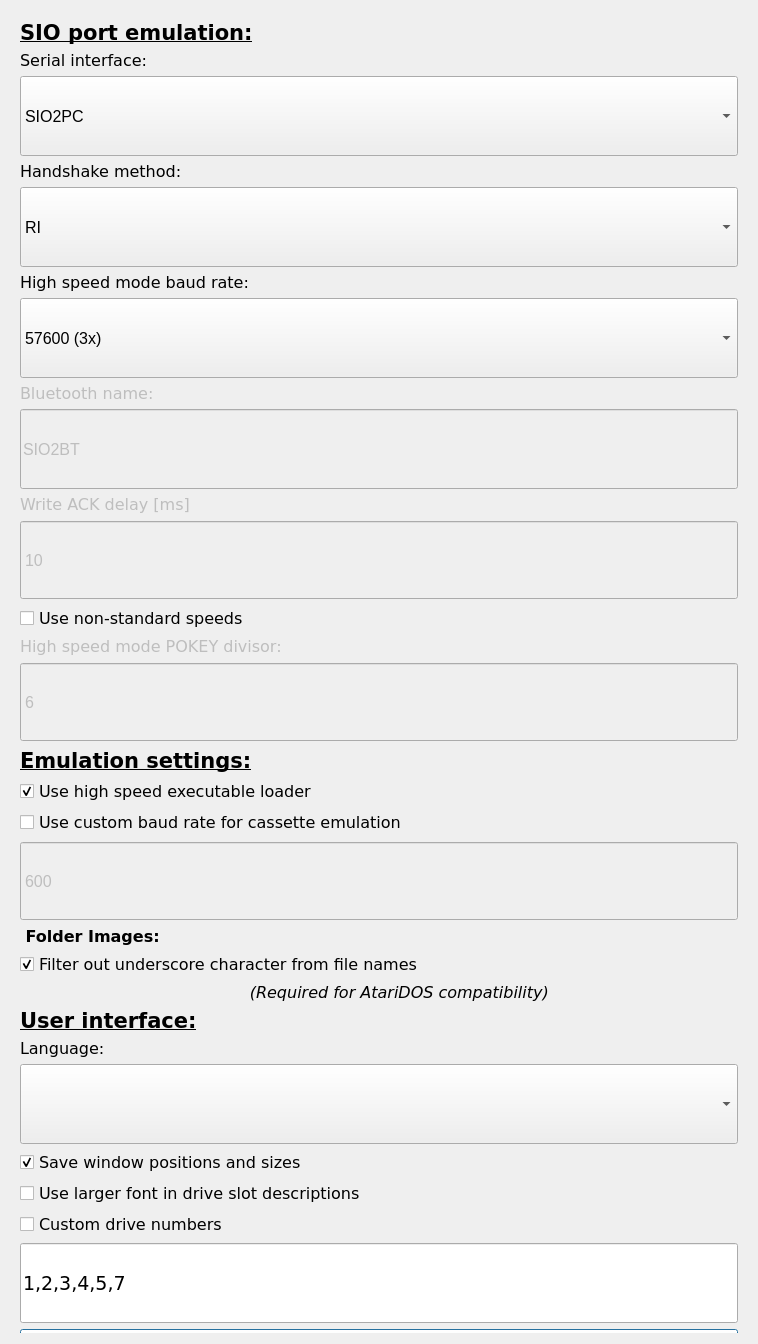
This is android/optionsdialog.ui in greblus/aspeqt as Qt 5 draws it before an edit. The edited form follows.
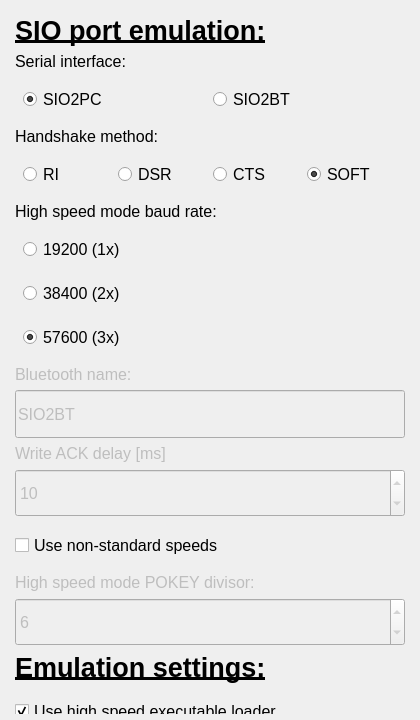
This is the edited form.

Commit message: Rework Android options dialog with touch radio groups replacing combos

```diff
--- a/android/optionsdialog.ui
+++ b/android/optionsdialog.ui
@@ -6,8 +6,8 @@
    <rect>
     <x>0</x>
     <y>0</y>
-    <width>758</width>
-    <height>1344</height>
+    <width>420</width>
+    <height>720</height>
    </rect>
   </property>
   <property name="sizePolicy">
@@ -20,6 +20,18 @@
    <string>Dialog</string>
   </property>
   <layout class="QGridLayout" name="gridLayout_2">
+   <property name="leftMargin">
+    <number>6</number>
+   </property>
+   <property name="topMargin">
+    <number>6</number>
+   </property>
+   <property name="rightMargin">
+    <number>6</number>
+   </property>
+   <property name="bottomMargin">
+    <number>6</number>
+   </property>
    <item row="0" column="0">
     <widget class="QScrollArea" name="scrollArea">
      <property name="sizePolicy">
@@ -28,15 +40,8 @@
        <verstretch>0</verstretch>
       </sizepolicy>
      </property>
-     <property name="minimumSize">
-      <size>
-       <width>0</width>
-       <height>80</height>
-      </size>
-     </property>
      <property name="font">
       <font>
-       <family>Verdana</family>
        <pointsize>12</pointsize>
       </font>
      </property>
@@ -44,36 +49,18 @@
       <string notr="true">QScrollBar:vertical {
      border: 1px solid grey;
      background: white;
-     width: 40px;
-     margin: 41px 0 41px 0;
+     width: 28px;
+     margin: 28px 0 28px 0;
  }
  QScrollBar::handle:vertical {
      background: lightblue;
      min-height: 40px;
-     max-height: 100px;
  }
- QScrollBar::add-line:vertical {
+ QScrollBar::add-line:vertical, QScrollBar::sub-line:vertical {
      border: 1px solid grey;
      background: white;
-     height: 40px;
-     subcontrol-position: bottom;
-     subcontrol-origin: margin;
+     height: 28px;
  }
-
- QScrollBar::sub-line:vertical {
-     border: 1px solid grey;
-     background: white;
-     height: 40px;
-     subcontrol-position: top;
-     subcontrol-origin: margin;
- }
- QScrollBar::up-arrow:vertical, QScrollBar::down-arrow:vertical {
-     border: 1px solid grey;
-     width: 3px;
-     height: 3px;
-     background: white;
- }
-
  QScrollBar::add-page:vertical, QScrollBar::sub-page:vertical {
       background: none;
 }</string>
@@ -84,8 +71,8 @@
      <property name="verticalScrollBarPolicy">
       <enum>Qt::ScrollBarAlwaysOff</enum>
      </property>
-     <property name="sizeAdjustPolicy">
-      <enum>QAbstractScrollArea::AdjustToContentsOnFirstShow</enum>
+     <property name="horizontalScrollBarPolicy">
+      <enum>Qt::ScrollBarAlwaysOff</enum>
      </property>
      <property name="widgetResizable">
       <bool>true</bool>
@@ -95,110 +82,265 @@
        <rect>
         <x>0</x>
         <y>0</y>
-        <width>740</width>
-        <height>1589</height>
+        <width>408</width>
+        <height>980</height>
        </rect>
       </property>
-      <layout class="QGridLayout" name="gridLayout">
-       <item row="25" column="0">
-        <widget class="QCheckBox" name="useLargerFont">
-         <property name="enabled">
-          <bool>true</bool>
-         </property>
+      <property name="font">
+       <font>
+        <pointsize>12</pointsize>
+       </font>
+      </property>
+      <layout class="QVBoxLayout" name="formLayout">
+       <property name="spacing">
+        <number>6</number>
+       </property>
+       <item>
+        <widget class="QLabel" name="label">
          <property name="font">
           <font>
-           <family>Verdana</family>
-           <pointsize>12</pointsize>
+           <pointsize>20</pointsize>
+           <bold>true</bold>
+           <underline>true</underline>
           </font>
          </property>
          <property name="text">
-          <string>Use larger font in drive slot descriptions</string>
+          <string>SIO port emulation:</string>
          </property>
-         <property name="checked">
+        </widget>
+       </item>
+       <item>
+        <widget class="QLabel" name="serialPortInterfaceLabel">
+         <property name="text">
+          <string>Serial interface:</string>
+         </property>
+        </widget>
+       </item>
+       <item>
+        <widget class="QWidget" name="ifaceRadios" native="true">
+         <layout class="QHBoxLayout" name="ifaceLayout">
+          <property name="leftMargin">
+           <number>8</number>
+          </property>
+          <property name="topMargin">
+           <number>0</number>
+          </property>
+          <property name="bottomMargin">
+           <number>0</number>
+          </property>
+          <item>
+           <widget class="QRadioButton" name="rbSIO2PC">
+            <property name="minimumSize">
+             <size>
+              <width>0</width>
+              <height>44</height>
+             </size>
+            </property>
+            <property name="text">
+             <string>SIO2PC</string>
+            </property>
+            <property name="checked">
+             <bool>true</bool>
+            </property>
+           </widget>
+          </item>
+          <item>
+           <widget class="QRadioButton" name="rbSIO2BT">
+            <property name="minimumSize">
+             <size>
+              <width>0</width>
+              <height>44</height>
+             </size>
+            </property>
+            <property name="text">
+             <string>SIO2BT</string>
+            </property>
+           </widget>
+          </item>
+         </layout>
+        </widget>
+       </item>
+       <item>
+        <widget class="QLabel" name="serialPortHandshakeLabel">
+         <property name="text">
+          <string>Handshake method:</string>
+         </property>
+        </widget>
+       </item>
+       <item>
+        <widget class="QWidget" name="handshakeRadios" native="true">
+         <layout class="QHBoxLayout" name="handshakeLayout">
+          <property name="leftMargin">
+           <number>8</number>
+          </property>
+          <property name="topMargin">
+           <number>0</number>
+          </property>
+          <property name="bottomMargin">
+           <number>0</number>
+          </property>
+          <item>
+           <widget class="QRadioButton" name="rbHsRI">
+            <property name="minimumSize">
+             <size>
+              <width>0</width>
+              <height>44</height>
+             </size>
+            </property>
+            <property name="text">
+             <string>RI</string>
+            </property>
+           </widget>
+          </item>
+          <item>
+           <widget class="QRadioButton" name="rbHsDSR">
+            <property name="minimumSize">
+             <size>
+              <width>0</width>
+              <height>44</height>
+             </size>
+            </property>
+            <property name="text">
+             <string>DSR</string>
+            </property>
+           </widget>
+          </item>
+          <item>
+           <widget class="QRadioButton" name="rbHsCTS">
+            <property name="minimumSize">
+             <size>
+              <width>0</width>
+              <height>44</height>
+             </size>
+            </property>
+            <property name="text">
+             <string>CTS</string>
+            </property>
+           </widget>
+          </item>
+          <item>
+           <widget class="QRadioButton" name="rbHsSOFT">
+            <property name="minimumSize">
+             <size>
+              <width>0</width>
+              <height>44</height>
+             </size>
+            </property>
+            <property name="text">
+             <string>SOFT</string>
+            </property>
+            <property name="checked">
+             <bool>true</bool>
+            </property>
+           </widget>
+          </item>
+         </layout>
+        </widget>
+       </item>
+       <item>
+        <widget class="QLabel" name="serialPortBaudLabel">
+         <property name="text">
+          <string>High speed mode baud rate:</string>
+         </property>
+        </widget>
+       </item>
+       <item>
+        <widget class="QWidget" name="baudRadios" native="true">
+         <layout class="QVBoxLayout" name="baudLayout">
+          <property name="spacing">
+           <number>0</number>
+          </property>
+          <property name="leftMargin">
+           <number>8</number>
+          </property>
+          <property name="topMargin">
+           <number>0</number>
+          </property>
+          <property name="bottomMargin">
+           <number>0</number>
+          </property>
+          <item>
+           <widget class="QRadioButton" name="rbBaud0">
+            <property name="minimumSize">
+             <size>
+              <width>0</width>
+              <height>44</height>
+             </size>
+            </property>
+            <property name="text">
+             <string>19200 (1x)</string>
+            </property>
+           </widget>
+          </item>
+          <item>
+           <widget class="QRadioButton" name="rbBaud1">
+            <property name="minimumSize">
+             <size>
+              <width>0</width>
+              <height>44</height>
+             </size>
+            </property>
+            <property name="text">
+             <string>38400 (2x)</string>
+            </property>
+           </widget>
+          </item>
+          <item>
+           <widget class="QRadioButton" name="rbBaud2">
+            <property name="minimumSize">
+             <size>
+              <width>0</width>
+              <height>44</height>
+             </size>
+            </property>
+            <property name="text">
+             <string>57600 (3x)</string>
+            </property>
+            <property name="checked">
+             <bool>true</bool>
+            </property>
+           </widget>
+          </item>
+         </layout>
+        </widget>
+       </item>
+       <item>
+        <widget class="QLabel" name="bluetoothNameLabel">
+         <property name="enabled">
           <bool>false</bool>
          </property>
+         <property name="text">
+          <string>Bluetooth name:</string>
+         </property>
         </widget>
        </item>
-       <item row="6" column="0">
-        <widget class="QComboBox" name="serialPortBaudCombo">
+       <item>
+        <widget class="QLineEdit" name="bluetoothNameEdit">
+         <property name="enabled">
+          <bool>false</bool>
+         </property>
          <property name="minimumSize">
           <size>
            <width>0</width>
-           <height>80</height>
+           <height>48</height>
           </size>
          </property>
-         <property name="font">
-          <font>
-           <family>Arial</family>
-           <pointsize>12</pointsize>
-          </font>
+         <property name="text">
+          <string>SIO2BT</string>
          </property>
-         <property name="currentIndex">
-          <number>2</number>
-         </property>
-         <item>
-          <property name="text">
-           <string>19200 (1x)</string>
-          </property>
-         </item>
-         <item>
-          <property name="text">
-           <string>38400 (2x)</string>
-          </property>
-         </item>
-         <item>
-          <property name="text">
-           <string>57600 (3x)</string>
-          </property>
-         </item>
         </widget>
        </item>
-       <item row="12" column="0">
-        <widget class="QLabel" name="serialPortDivisorLabel">
+       <item>
+        <widget class="QLabel" name="writeACKDelayLabel">
          <property name="enabled">
           <bool>false</bool>
          </property>
-         <property name="sizePolicy">
-          <sizepolicy hsizetype="Preferred" vsizetype="Fixed">
-           <horstretch>0</horstretch>
-           <verstretch>0</verstretch>
-          </sizepolicy>
-         </property>
-         <property name="font">
-          <font>
-           <family>Verdana</family>
-           <pointsize>12</pointsize>
-          </font>
-         </property>
          <property name="text">
-          <string>High speed mode POKEY divisor:</string>
+          <string>Write ACK delay [ms]</string>
          </property>
         </widget>
        </item>
-       <item row="20" column="0">
-        <widget class="QLabel" name="label_3">
-         <property name="minimumSize">
-          <size>
-           <width>300</width>
-           <height>0</height>
-          </size>
-         </property>
-         <property name="font">
-          <font>
-           <family>Verdana</family>
-           <pointsize>12</pointsize>
-           <italic>true</italic>
-          </font>
-         </property>
-         <property name="text">
-          <string>        (Required for AtariDOS compatibility)</string>
-         </property>
-         <property name="alignment">
-          <set>Qt::AlignCenter</set>
-         </property>
-        </widget>
-       </item>
-       <item row="10" column="0">
+       <item>
         <widget class="QSpinBox" name="writeACKDelayEdit">
          <property name="enabled">
           <bool>false</bool>
@@ -206,24 +348,9 @@
          <property name="minimumSize">
           <size>
            <width>0</width>
-           <height>80</height>
+           <height>48</height>
           </size>
          </property>
-         <property name="font">
-          <font>
-           <family>Arial</family>
-           <pointsize>12</pointsize>
-          </font>
-         </property>
-         <property name="frame">
-          <bool>true</bool>
-         </property>
-         <property name="readOnly">
-          <bool>false</bool>
-         </property>
-         <property name="buttonSymbols">
-          <enum>QAbstractSpinBox::NoButtons</enum>
-         </property>
          <property name="maximum">
           <number>40</number>
          </property>
@@ -232,7 +359,30 @@
          </property>
         </widget>
        </item>
-       <item row="13" column="0">
+       <item>
+        <widget class="QCheckBox" name="serialPortUseDivisorsBox">
+         <property name="minimumSize">
+          <size>
+           <width>0</width>
+           <height>44</height>
+          </size>
+         </property>
+         <property name="text">
+          <string>Use non-standard speeds</string>
+         </property>
+        </widget>
+       </item>
+       <item>
+        <widget class="QLabel" name="serialPortDivisorLabel">
+         <property name="enabled">
+          <bool>false</bool>
+         </property>
+         <property name="text">
+          <string>High speed mode POKEY divisor:</string>
+         </property>
+        </widget>
+       </item>
+       <item>
         <widget class="QSpinBox" name="serialPortDivisorEdit">
          <property name="enabled">
           <bool>false</bool>
@@ -240,18 +390,9 @@
          <property name="minimumSize">
           <size>
            <width>0</width>
-           <height>80</height>
+           <height>48</height>
           </size>
          </property>
-         <property name="font">
-          <font>
-           <family>Arial</family>
-           <pointsize>12</pointsize>
-          </font>
-         </property>
-         <property name="buttonSymbols">
-          <enum>QAbstractSpinBox::NoButtons</enum>
-         </property>
          <property name="maximum">
           <number>40</number>
          </property>
@@ -260,168 +401,11 @@
          </property>
         </widget>
        </item>
-       <item row="15" column="0">
-        <widget class="QCheckBox" name="emulationHighSpeedExeLoaderBox">
-         <property name="minimumSize">
-          <size>
-           <width>300</width>
-           <height>0</height>
-          </size>
-         </property>
-         <property name="font">
-          <font>
-           <family>Verdana</family>
-           <pointsize>12</pointsize>
-          </font>
-         </property>
-         <property name="styleSheet">
-          <string notr="true"/>
-         </property>
-         <property name="text">
-          <string>Use high speed executable loader</string>
-         </property>
-         <property name="checked">
-          <bool>true</bool>
-         </property>
-        </widget>
-       </item>
-       <item row="18" column="0">
-        <widget class="QLabel" name="label_2">
-         <property name="minimumSize">
-          <size>
-           <width>0</width>
-           <height>0</height>
-          </size>
-         </property>
-         <property name="font">
-          <font>
-           <weight>75</weight>
-           <italic>false</italic>
-           <bold>true</bold>
-          </font>
-         </property>
-         <property name="text">
-          <string> Folder Images:</string>
-         </property>
-        </widget>
-       </item>
-       <item row="28" column="0">
-        <widget class="QPushButton" name="pushButton">
-         <property name="sizePolicy">
-          <sizepolicy hsizetype="Expanding" vsizetype="Fixed">
-           <horstretch>0</horstretch>
-           <verstretch>0</verstretch>
-          </sizepolicy>
-         </property>
-         <property name="minimumSize">
-          <size>
-           <width>0</width>
-           <height>100</height>
-          </size>
-         </property>
-         <property name="font">
-          <font>
-           <pointsize>16</pointsize>
-           <weight>75</weight>
-           <bold>true</bold>
-          </font>
-         </property>
-         <property name="text">
-          <string>Save</string>
-         </property>
-        </widget>
-       </item>
-       <item row="0" column="0">
-        <widget class="QLabel" name="label">
-         <property name="font">
-          <font>
-           <pointsize>16</pointsize>
-           <weight>75</weight>
-           <bold>true</bold>
-           <underline>true</underline>
-          </font>
-         </property>
-         <property name="text">
-          <string>SIO port emulation:</string>
-         </property>
-        </widget>
-       </item>
-       <item row="22" column="0">
-        <widget class="QLabel" name="i18nLanguageLabel">
-         <property name="font">
-          <font>
-           <family>Verdana</family>
-           <pointsize>12</pointsize>
-          </font>
-         </property>
-         <property name="text">
-          <string>Language:</string>
-         </property>
-        </widget>
-       </item>
-       <item row="19" column="0">
-        <widget class="QCheckBox" name="filterUscore">
-         <property name="minimumSize">
-          <size>
-           <width>300</width>
-           <height>0</height>
-          </size>
-         </property>
-         <property name="maximumSize">
-          <size>
-           <width>16777215</width>
-           <height>16777215</height>
-          </size>
-         </property>
-         <property name="font">
-          <font>
-           <family>Verdana</family>
-           <pointsize>12</pointsize>
-          </font>
-         </property>
-         <property name="text">
-          <string>Filter out underscore character from file names</string>
-         </property>
-         <property name="checked">
-          <bool>true</bool>
-         </property>
-        </widget>
-       </item>
-       <item row="24" column="0">
-        <widget class="QCheckBox" name="saveWinPosBox">
-         <property name="font">
-          <font>
-           <family>Verdana</family>
-           <pointsize>12</pointsize>
-          </font>
-         </property>
-         <property name="text">
-          <string>Save window positions and sizes</string>
-         </property>
-         <property name="checked">
-          <bool>true</bool>
-         </property>
-        </widget>
-       </item>
-       <item row="26" column="0">
-        <widget class="QCheckBox" name="customDriveNoCheckbox">
-         <property name="font">
-          <font>
-           <family>Verdana</family>
-           <pointsize>12</pointsize>
-          </font>
-         </property>
-         <property name="text">
-          <string>Custom drive numbers </string>
-         </property>
-        </widget>
-       </item>
-       <item row="14" column="0">
+       <item>
         <widget class="QLabel" name="label_4">
          <property name="font">
           <font>
-           <pointsize>16</pointsize>
-           <weight>75</weight>
+           <pointsize>20</pointsize>
            <bold>true</bold>
            <underline>true</underline>
           </font>
@@ -431,81 +415,46 @@
          </property>
         </widget>
        </item>
-       <item row="3" column="0">
-        <widget class="QLabel" name="serialPortHandshakeLabel">
-         <property name="sizePolicy">
-          <sizepolicy hsizetype="Preferred" vsizetype="Fixed">
-           <horstretch>0</horstretch>
-           <verstretch>0</verstretch>
-          </sizepolicy>
+       <item>
+        <widget class="QCheckBox" name="emulationHighSpeedExeLoaderBox">
+         <property name="minimumSize">
+          <size>
+           <width>0</width>
+           <height>44</height>
+          </size>
          </property>
-         <property name="font">
-          <font>
-           <family>Verdana</family>
-           <pointsize>12</pointsize>
-          </font>
-         </property>
          <property name="text">
-          <string>Handshake method:</string>
+          <string>Use high speed executable loader</string>
          </property>
+         <property name="checked">
+          <bool>true</bool>
+         </property>
         </widget>
        </item>
-       <item row="4" column="0">
-        <widget class="QComboBox" name="serialPortHandshakeCombo">
+       <item>
+        <widget class="QCheckBox" name="emulationUseCustomCasBaudBox">
          <property name="minimumSize">
           <size>
            <width>0</width>
-           <height>80</height>
+           <height>44</height>
           </size>
          </property>
-         <property name="font">
-          <font>
-           <family>Arial</family>
-           <pointsize>12</pointsize>
-          </font>
+         <property name="text">
+          <string>Use custom baud rate for cassette emulation</string>
          </property>
-         <item>
-          <property name="text">
-           <string>RI</string>
-          </property>
-         </item>
-         <item>
-          <property name="text">
-           <string>DSR</string>
-          </property>
-         </item>
-         <item>
-          <property name="text">
-           <string>CTS</string>
-          </property>
-         </item>
-         <item>
-          <property name="text">
-           <string>SOFT</string>
-          </property>
-         </item>
         </widget>
        </item>
-       <item row="17" column="0">
+       <item>
         <widget class="QSpinBox" name="emulationCustomCasBaudSpin">
          <property name="enabled">
           <bool>false</bool>
          </property>
          <property name="minimumSize">
           <size>
-           <width>230</width>
-           <height>80</height>
+           <width>0</width>
+           <height>48</height>
           </size>
          </property>
-         <property name="font">
-          <font>
-           <family>Arial</family>
-           <pointsize>12</pointsize>
-          </font>
-         </property>
-         <property name="buttonSymbols">
-          <enum>QAbstractSpinBox::NoButtons</enum>
-         </property>
          <property name="minimum">
           <number>425</number>
          </property>
@@ -517,133 +466,54 @@
          </property>
         </widget>
        </item>
-       <item row="11" column="0">
-        <widget class="QCheckBox" name="serialPortUseDivisorsBox">
+       <item>
+        <widget class="QLabel" name="label_2">
          <property name="font">
           <font>
-           <family>Verdana</family>
-           <pointsize>12</pointsize>
+           <pointsize>20</pointsize>
+           <bold>true</bold>
+           <underline>true</underline>
           </font>
          </property>
          <property name="text">
-          <string>Use non-standard speeds</string>
+          <string>Folder Images:</string>
          </property>
         </widget>
        </item>
-       <item row="8" column="0">
-        <widget class="QLineEdit" name="bluetoothNameEdit">
-         <property name="enabled">
-          <bool>false</bool>
-         </property>
+       <item>
+        <widget class="QCheckBox" name="filterUscore">
          <property name="minimumSize">
           <size>
            <width>0</width>
-           <height>80</height>
+           <height>44</height>
           </size>
          </property>
-         <property name="font">
-          <font>
-           <family>Arial</family>
-           <pointsize>12</pointsize>
-          </font>
-         </property>
          <property name="text">
-          <string>SIO2BT</string>
+          <string>Filter out underscore character from file names</string>
          </property>
-        </widget>
-       </item>
-       <item row="16" column="0">
-        <widget class="QCheckBox" name="emulationUseCustomCasBaudBox">
-         <property name="sizePolicy">
-          <sizepolicy hsizetype="Minimum" vsizetype="Fixed">
-           <horstretch>0</horstretch>
-           <verstretch>0</verstretch>
-          </sizepolicy>
+         <property name="checked">
+          <bool>true</bool>
          </property>
-         <property name="minimumSize">
-          <size>
-           <width>300</width>
-           <height>0</height>
-          </size>
-         </property>
-         <property name="font">
-          <font>
-           <family>Verdana</family>
-           <pointsize>12</pointsize>
-          </font>
-         </property>
-         <property name="text">
-          <string>Use custom baud rate for cassette emulation</string>
-         </property>
         </widget>
        </item>
-       <item row="5" column="0">
-        <widget class="QLabel" name="serialPortBaudLabel">
-         <property name="sizePolicy">
-          <sizepolicy hsizetype="Preferred" vsizetype="Fixed">
-           <horstretch>0</horstretch>
-           <verstretch>0</verstretch>
-          </sizepolicy>
-         </property>
+       <item>
+        <widget class="QLabel" name="label_3">
          <property name="font">
           <font>
-           <family>Verdana</family>
            <pointsize>12</pointsize>
+           <italic>true</italic>
           </font>
          </property>
          <property name="text">
-          <string>High speed mode baud rate:</string>
+          <string>(Required for AtariDOS compatibility)</string>
          </property>
         </widget>
        </item>
-       <item row="2" column="0">
-        <widget class="QComboBox" name="serialPortInterfaceCombo">
-         <property name="minimumSize">
-          <size>
-           <width>0</width>
-           <height>80</height>
-          </size>
-         </property>
-         <property name="font">
-          <font>
-           <family>Arial</family>
-           <pointsize>12</pointsize>
-          </font>
-         </property>
-         <item>
-          <property name="text">
-           <string>SIO2PC</string>
-          </property>
-         </item>
-         <item>
-          <property name="text">
-           <string>SIO2BT</string>
-          </property>
-         </item>
-        </widget>
-       </item>
-       <item row="23" column="0">
-        <widget class="QComboBox" name="i18nLanguageCombo">
-         <property name="minimumSize">
-          <size>
-           <width>0</width>
-           <height>80</height>
-          </size>
-         </property>
-         <property name="font">
-          <font>
-           <family>Arial</family>
-           <pointsize>12</pointsize>
-          </font>
-         </property>
-        </widget>
-       </item>
-       <item row="21" column="0">
+       <item>
         <widget class="QLabel" name="label_5">
          <property name="font">
           <font>
-           <pointsize>16</pointsize>
-           <weight>75</weight>
+           <pointsize>20</pointsize>
            <bold>true</bold>
            <underline>true</underline>
           </font>
@@ -653,107 +523,115 @@
          </property>
         </widget>
        </item>
-       <item row="1" column="0">
-        <widget class="QLabel" name="serialPortInterfaceLabel">
-         <property name="sizePolicy">
-          <sizepolicy hsizetype="Preferred" vsizetype="Fixed">
-           <horstretch>0</horstretch>
-           <verstretch>0</verstretch>
-          </sizepolicy>
+       <item>
+        <widget class="QLabel" name="i18nLanguageLabel">
+         <property name="text">
+          <string>Language:</string>
          </property>
-         <property name="font">
-          <font>
-           <family>Verdana</family>
-           <pointsize>12</pointsize>
-          </font>
+        </widget>
+       </item>
+       <item>
+        <widget class="QWidget" name="languageRadios" native="true">
+         <layout class="QVBoxLayout" name="languageLayout">
+          <property name="spacing">
+           <number>0</number>
+          </property>
+          <property name="leftMargin">
+           <number>8</number>
+          </property>
+          <property name="topMargin">
+           <number>0</number>
+          </property>
+          <property name="bottomMargin">
+           <number>0</number>
+          </property>
+         </layout>
+        </widget>
+       </item>
+       <item>
+        <widget class="QCheckBox" name="saveWinPosBox">
+         <property name="minimumSize">
+          <size>
+           <width>0</width>
+           <height>44</height>
+          </size>
          </property>
          <property name="text">
-          <string>Serial interface:</string>
+          <string>Save window positions and sizes</string>
          </property>
         </widget>
        </item>
-       <item row="7" column="0">
-        <widget class="QLabel" name="bluetoothNameLabel">
-         <property name="enabled">
-          <bool>false</bool>
+       <item>
+        <widget class="QCheckBox" name="useLargerFont">
+         <property name="minimumSize">
+          <size>
+           <width>0</width>
+           <height>44</height>
+          </size>
          </property>
-         <property name="sizePolicy">
-          <sizepolicy hsizetype="Preferred" vsizetype="Fixed">
-           <horstretch>0</horstretch>
-           <verstretch>0</verstretch>
-          </sizepolicy>
+         <property name="text">
+          <string>Use larger font in drive slot descriptions</string>
          </property>
-         <property name="font">
-          <font>
-           <family>Verdana</family>
-           <pointsize>12</pointsize>
-          </font>
+        </widget>
+       </item>
+       <item>
+        <widget class="QCheckBox" name="customDriveNoCheckbox">
+         <property name="minimumSize">
+          <size>
+           <width>0</width>
+           <height>44</height>
+          </size>
          </property>
          <property name="text">
-          <string>Bluetooth name:</string>
+          <string>Custom drive numbers</string>
          </property>
         </widget>
        </item>
-       <item row="9" column="0">
-        <widget class="QLabel" name="writeACKDelayLabel">
-         <property name="enabled">
-          <bool>false</bool>
+       <item>
+        <widget class="QLineEdit" name="customDriveNo">
+         <property name="minimumSize">
+          <size>
+           <width>0</width>
+           <height>48</height>
+          </size>
          </property>
-         <property name="sizePolicy">
-          <sizepolicy hsizetype="Preferred" vsizetype="Fixed">
-           <horstretch>0</horstretch>
-           <verstretch>0</verstretch>
-          </sizepolicy>
+         <property name="text">
+          <string>1,2,3,4,5,7</string>
          </property>
+        </widget>
+       </item>
+       <item>
+        <widget class="QPushButton" name="pushButton">
+         <property name="minimumSize">
+          <size>
+           <width>0</width>
+           <height>56</height>
+          </size>
+         </property>
          <property name="font">
           <font>
-           <family>Verdana</family>
-           <pointsize>12</pointsize>
+           <pointsize>14</pointsize>
+           <bold>true</bold>
           </font>
          </property>
          <property name="text">
-          <string>Write ACK delay [ms]</string>
+          <string>Save</string>
          </property>
         </widget>
        </item>
-       <item row="29" column="0">
+       <item>
         <spacer name="verticalSpacer_2">
          <property name="orientation">
           <enum>Qt::Vertical</enum>
          </property>
-         <property name="sizeType">
-          <enum>QSizePolicy::Fixed</enum>
-         </property>
          <property name="sizeHint" stdset="0">
           <size>
            <width>20</width>
-           <height>130</height>
+           <height>10</height>
           </size>
          </property>
         </spacer>
        </item>
-       <item row="27" column="0">
-        <widget class="QLineEdit" name="customDriveNo">
-         <property name="enabled">
-          <bool>true</bool>
-         </property>
-         <property name="minimumSize">
-          <size>
-           <width>230</width>
-           <height>80</height>
-          </size>
-         </property>
-         <property name="font">
-          <font>
-           <family>Verdana</family>
-           <pointsize>14</pointsize>
-          </font>
-         </property>
-         <property name="text">
-          <string>1,2,3,4,5,7</string>
-         </property>
-        </widget>
-       </item>
       </layout>
      </widget>
     </widget>
```
Left out of the diff: 5 changed lines with no effect on the pictures. The commit also changes 2 other files.
